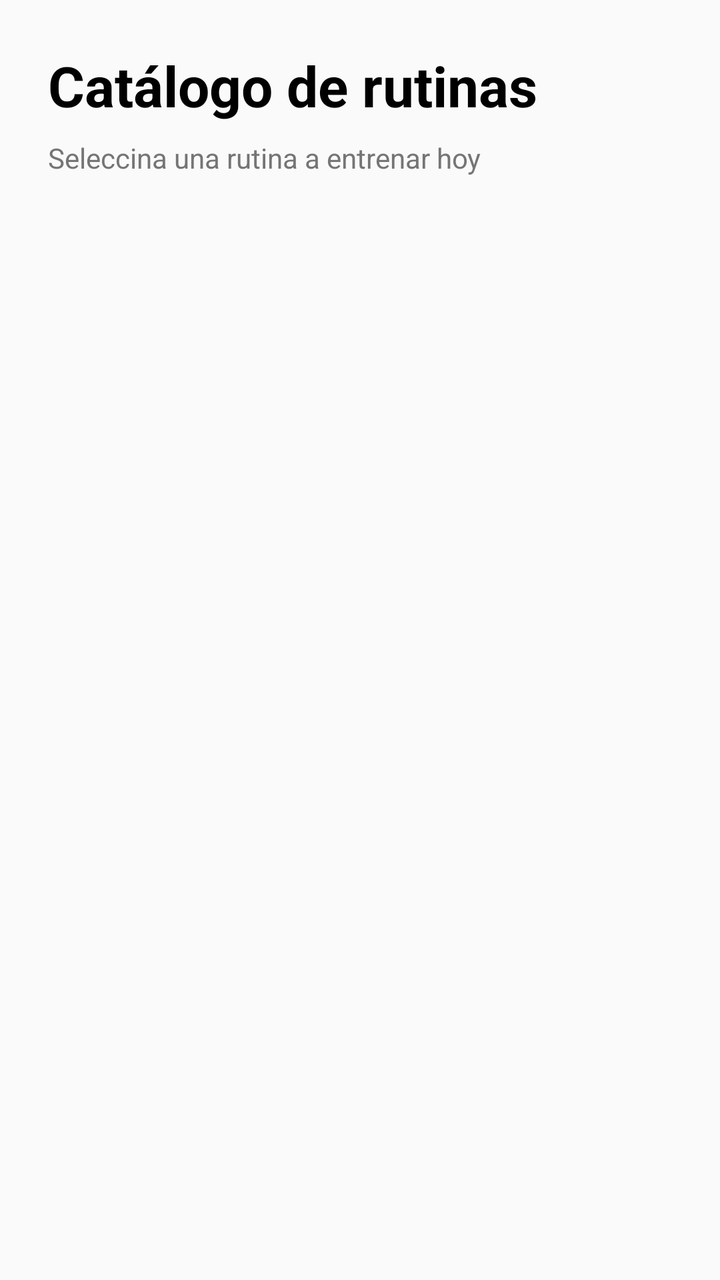
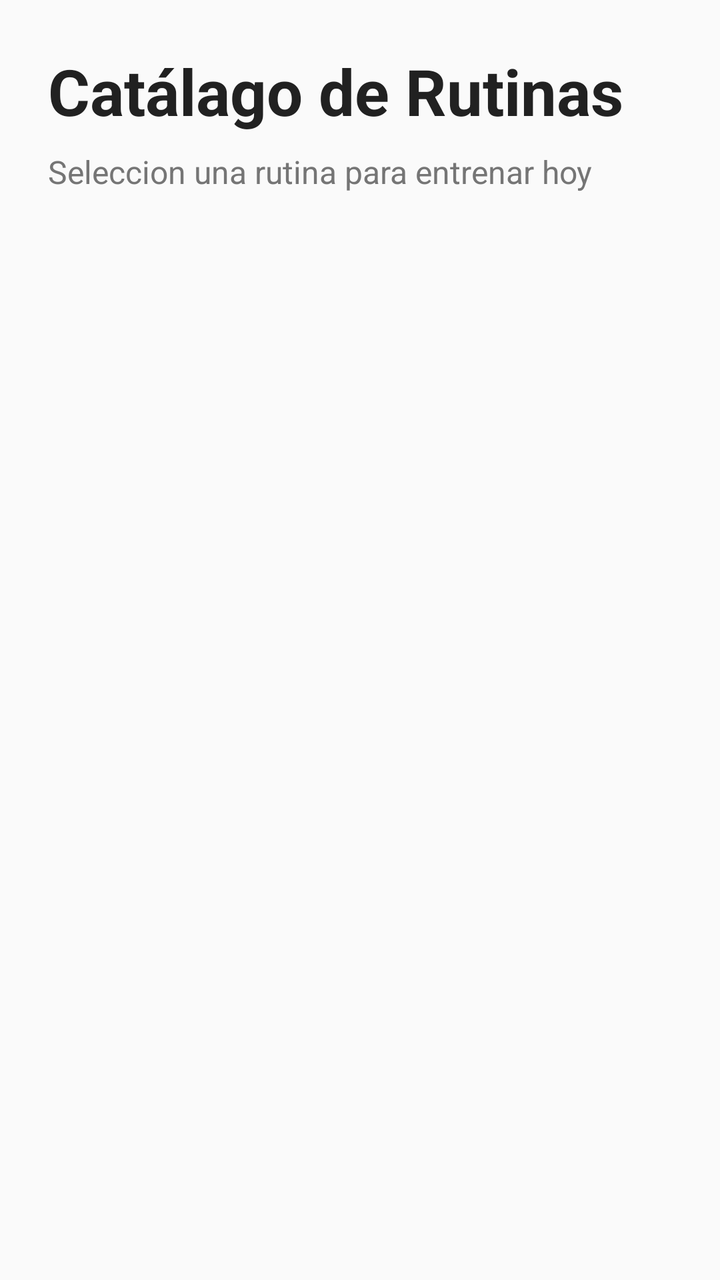

Before-and-after screenshots of an Android layout around one commit, followed by the original layout XML and the change that was made.
<!-- AndroidManifest.xml: application theme Theme.Aplicacion -->
<!-- res/layout/activity_catalogo_rutinas.xml -->
<?xml version="1.0" encoding="utf-8"?>
<LinearLayout xmlns:android="http://schemas.android.com/apk/res/android"
    android:layout_width="match_parent"
    android:layout_height="match_parent"
    android:orientation="vertical"
    android:padding="24dp"
    android:background="#FAFAFA"
    >

    <TextView
        android:layout_width="wrap_content"
        android:layout_height="wrap_content"
        android:text="Catálogo de rutinas"
        android:textSize="28sp"
        android:textStyle="bold"
        android:textColor="#000000"
        android:layout_marginBottom="8dp"/>

    <TextView
        android:layout_width="wrap_content"
        android:layout_height="wrap_content"
        android:text="Seleccina una rutina a entrenar hoy"
        android:textSize="14sp"
        android:textColor="#757575"
        android:layout_marginBottom="24dp"/>

    <ListView
        android:layout_width="match_parent"
        android:layout_height="match_parent"
        android:id="@+id/lvCatalogoRutinas"
        android:divider="#E0E0E0"
        android:dividerHeight="1dp"/>

</LinearLayout>
<!-- resources referenced by this layout -->
<resources>
  <style name="Theme.Aplicacion" parent="Base.Theme.Aplicacion" />
  <style name="Base.Theme.Aplicacion" parent="Theme.Material3.DayNight.NoActionBar">
          
          
      </style>
</resources>

<!-- the commit's change to res/layout/activity_catalogo_rutinas.xml (unified diff, before → after) -->
@@ -4,29 +4,52 @@
     android:layout_height="match_parent"
     android:orientation="vertical"
     android:padding="24dp"
-    android:background="#FAFAFA"
-    >
+    android:background="#FAFAFA">
 
+    
     <TextView
         android:layout_width="wrap_content"
         android:layout_height="wrap_content"
-        android:text="Catálogo de rutinas"
-        android:textSize="28sp"
+        android:text="Catálago de Rutinas"
+        android:textSize="32sp"
         android:textStyle="bold"
-        android:textColor="#000000"
+        android:textColor="#212121"
         android:layout_marginBottom="8dp"/>
 
+    
     <TextView
         android:layout_width="wrap_content"
         android:layout_height="wrap_content"
-        android:text="Seleccina una rutina a entrenar hoy"
-        android:textSize="14sp"
+        android:text="Seleccion una rutina para entrenar hoy"
+        android:textSize="16sp"
         android:textColor="#757575"
         android:layout_marginBottom="24dp"/>
 
+    
+    <ProgressBar
+        android:layout_width="wrap_content"
+        android:layout_height="wrap_content"
+        android:id="@+id/progressBarRutinas"
+        android:layout_gravity="center"
+        android:visibility="gone"/>
+
+    
+    <TextView
+        android:layout_width="match_parent"
+        android:layout_height="wrap_content"
+        android:id="@+id/tvEmptyStateRutinas"
+        android:text="No hay rutinas disponibles en este momento"
+        android:textAlignment="center"
+        android:textColor="#757575"
+        android:textStyle="italic"
+        android:visibility="gone"
+        android:layout_marginTop="20dp"/>
+
+    
     <ListView
         android:layout_width="match_parent"
-        android:layout_height="match_parent"
+        android:layout_height="0dp"
+        android:layout_weight="1"
         android:id="@+id/lvCatalogoRutinas"
         android:divider="#E0E0E0"
         android:dividerHeight="1dp"/>
